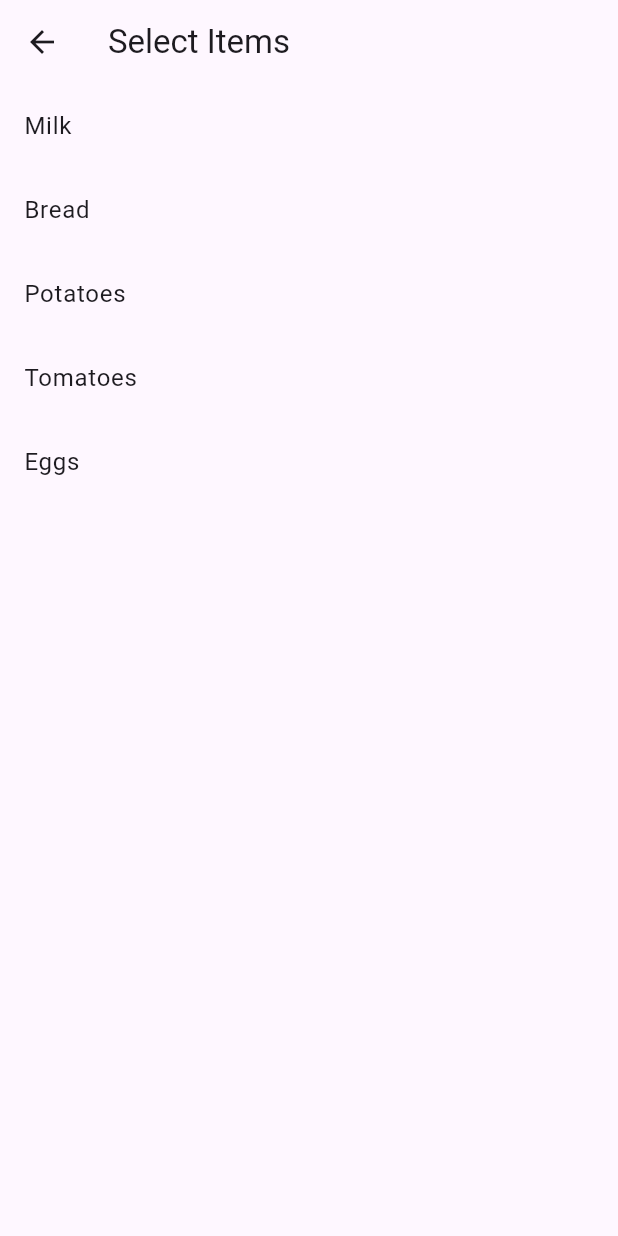
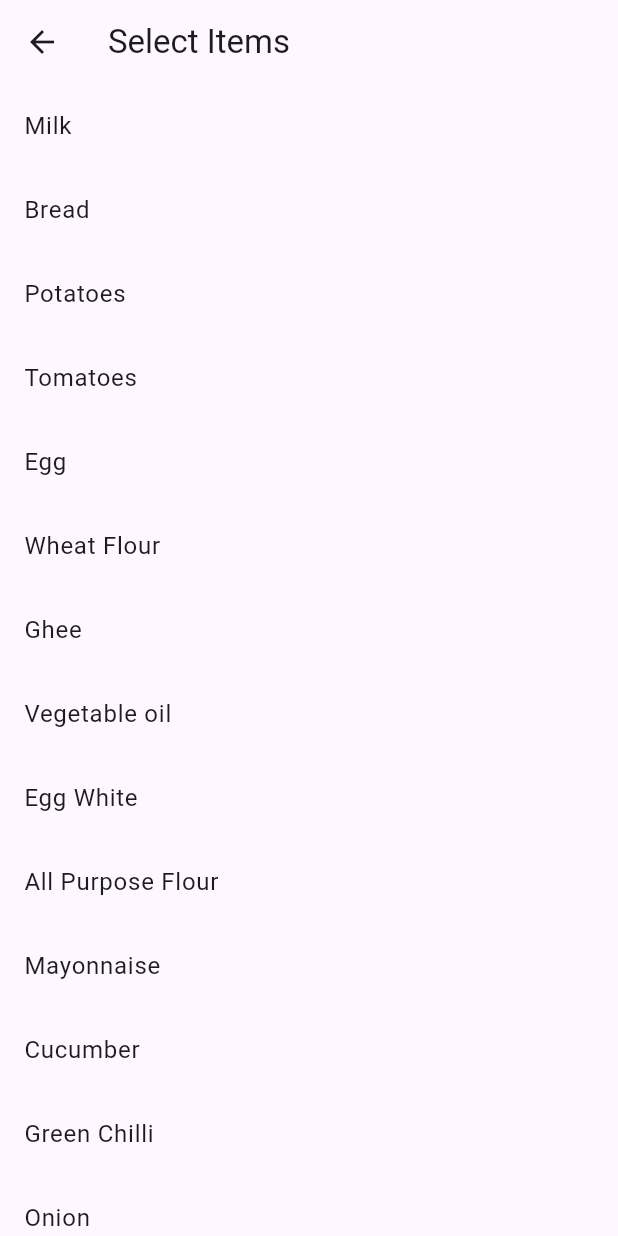
Before and after one commit to SumiyaBarsha/mealBuddy, a Flutter app: the SelectionScreen screen opened directly, on a phone screen of 412 x 824 dp. Run offline on Flutter 3.47's test engine with Material 2 defaults, Android fonts, the phone set to English and light mode, and no system bars; our stand-ins replace firebase_auth, firebase_core, firebase_database, firebase_messaging, firebase_storage, flutter_local_notifications and 2 more; accounts and stored records are empty.

Commit message:
Grocery page refreash and ingredients sufficiency detect

```diff
--- a/lib/groceriesPage.dart
+++ b/lib/groceriesPage.dart
@@ -51,9 +51,13 @@ class _MyGroceryPageState extends State<MyGroceryPage> {
           final values = Map<String, dynamic>.from(event.snapshot.value as Map);
           List<GroceryItem> newItems = [];
           values.forEach((key, value) {
+            double tmp= (value['amount'] as num).toDouble();
+            if(value['unit']=='KG'){
+              tmp=tmp/1000;
+            }
             newItems.add(GroceryItem(
               value['name'],
-              (value['amount'] as num).toDouble(),
+              tmp,
               value['unit'],
             ));
           });
@@ -115,7 +119,15 @@ class _MyGroceryPageState extends State<MyGroceryPage> {
     return Scaffold(
       appBar: AppBar(
         backgroundColor: Colors.green,
-        title: Text('Grocery List',style: TextStyle(color: Colors.white),),
+        title: Text('Grocery List', style: TextStyle(color: Colors.white)),
+        actions: <Widget>[
+          IconButton(
+            icon: Icon(Icons.refresh, color: Colors.white),
+            onPressed: () {
+              _fetchGroceryItems(); // Refresh the grocery items list
+            },
+          ),
+        ],
       ),
       body: Stack(
         children: [
@@ -183,7 +195,9 @@ Future<void> _uploadGroceryItem(GroceryItem item) async {
       } else {
         // If item does not exist, create a new one
         String itemKey = itemsRef.push().key ?? 'default-key'; // Add a default key or handle null as needed
-
+        if(item.unit=='KG'){
+          item.amount=item.amount*1000;
+        }
         await itemsRef.child(itemKey).set({
           'name': item.name,
           'amount': item.amount,
@@ -276,61 +290,46 @@ Future<GroceryItem?> _showAddItemDialog(BuildContext context, String itemName) a
 
 
 class SelectionScreen extends StatelessWidget {
+  final List<String> items = [
+    'Milk',
+    'Bread',
+    'Potatoes',
+    'Tomatoes',
+    'Egg',
+    'Wheat Flour',
+    'Ghee',
+    'Vegetable oil',
+    'Egg White',
+    'All Purpose Flour',
+    'Mayonnaise',
+    'Cucumber',
+    'Green Chilli',
+    'Onion',
+    'Chicken',
+    'Cheese',
+    // ... Add more items here
+  ];
+
+
   @override
   Widget build(BuildContext context) {
     return Scaffold(
       appBar: AppBar(
         title: Text('Select Items'),
       ),
-      body: ListView(
-        children: <Widget>[
-          ListTile(
-            title: Text('Milk'),
+      body: ListView.builder(
+        itemCount: items.length,
+        itemBuilder: (context, index) {
+          return ListTile(
+            title: Text(items[index]),
             onTap: () async {
-              final item = await _showAddItemDialog(context, 'Milk');
+              final item = await _showAddItemDialog(context, items[index]);
               if (item != null) {
                 Navigator.pop(context, item);
               }
             },
-          ),
-          ListTile(
-            title: Text('Bread'),
-            onTap: () async {
-              final item = await _showAddItemDialog(context, 'Bread');
-              if (item != null) {
-                Navigator.pop(context, item);
-              }
-            },
-          ),
-          ListTile(
-            title: Text('Potatoes'),
-            onTap: () async {
-              final item = await _showAddItemDialog(context, 'Potatoes');
-              if (item != null) {
-                Navigator.pop(context, item);
-              }
-            },
-          ),
-          ListTile(
-            title: Text('Tomatoes'),
-            onTap: () async {
-              final item = await _showAddItemDialog(context, 'Tomatoes');
-              if (item != null) {
-                Navigator.pop(context, item);
-              }
-            },
-          ),
-          ListTile(
-            title: Text('Eggs'),
-            onTap: () async {
-              final item = await _showAddItemDialog(context, 'Eggs');
-              if (item != null) {
-                Navigator.pop(context, item);
-              }
-            },
-          ),
-          // ... Add more ListTiles for other items
-        ],
+          );
+        },
       ),
     );
   }
--- a/lib/recipes.dart
+++ b/lib/recipes.dart
@@ -22,6 +22,7 @@ class _RecipesPageState extends State<RecipesPage> {
       context: context,
       builder: (BuildContext context) {
         return Dialog(
+          child: SingleChildScrollView( // Wrap the content in a SingleChildScrollView
             child: Column(
               mainAxisSize: MainAxisSize.min, // Use as little space as necessary
               children: <Widget>[
@@ -68,10 +69,12 @@ class _RecipesPageState extends State<RecipesPage> {
                 ),
               ],
             ),
+          ),
         );
       },
     );
   }
+
 
 
   @override
```
Also changed, not shown: lib/AdminRecipePage.dart (+17 -13 lines), lib/mealSuggestion.dart (+141 -6 lines). Lines whose indentation alone changed are shown as unchanged.
